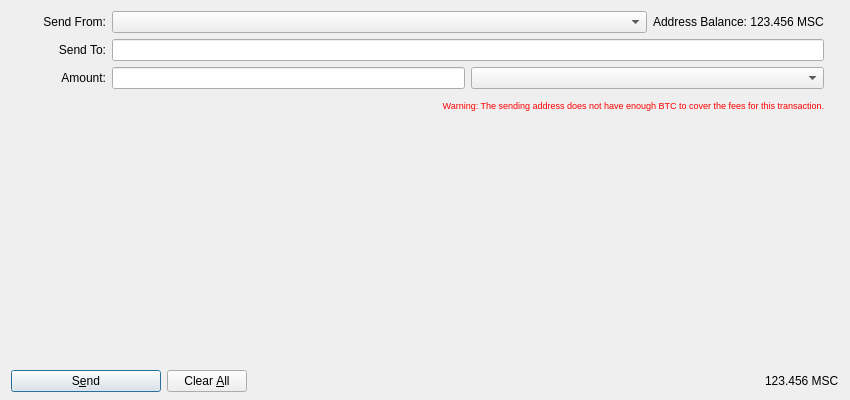
Qt form src/qt/forms/sendmpdialog.ui (romanman/mastercore) before a commit.
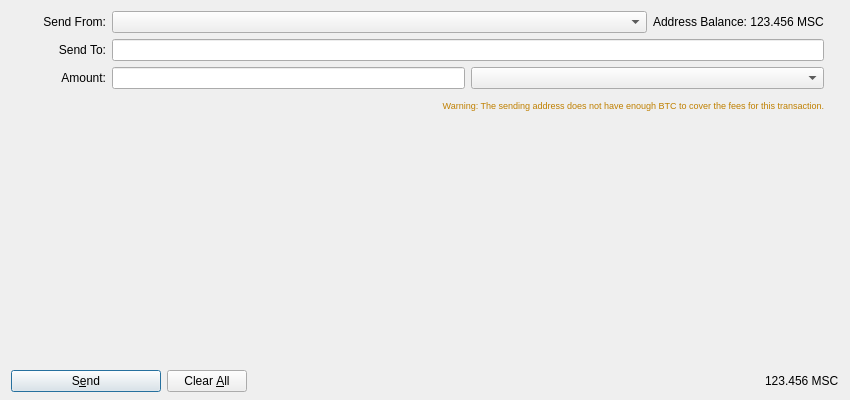
The same form after that commit. Icons and pictures are not drawn.

What changed in the file:
```diff
--- a/src/qt/forms/sendmpdialog.ui
+++ b/src/qt/forms/sendmpdialog.ui
@@ -228,7 +228,7 @@
             </font>
            </property>
            <property name="styleSheet">
-            <string notr="true">QLabel { color:red;} </string>
+            <string notr="true">QLabel { color:rgb(191, 127, 0);} </string>
            </property>
            <property name="text">
             <string>Warning: The sending address does not have enough BTC to cover the fees for this transaction.</string>
```
